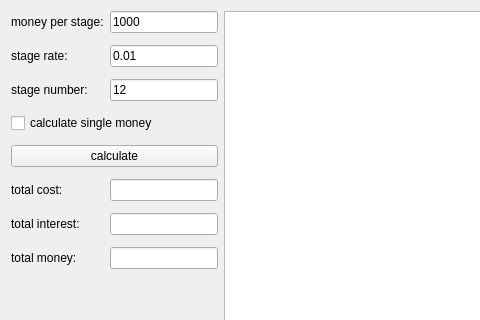
This is FinancialCalculator/mainwindow.ui in tyw66/exQt as Qt 5 draws it before an edit; both pictures show x 0 to 480 and y 0 to 320 of the 763 by 539 pixel window. The edited form follows.
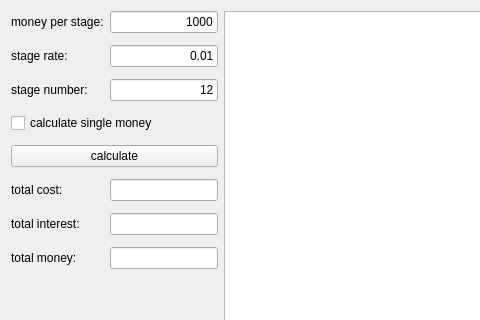
This is the edited form.

The edit to the form file:
```diff
--- a/FinancialCalculator/mainwindow.ui
+++ b/FinancialCalculator/mainwindow.ui
@@ -62,6 +62,9 @@
         <property name="text">
          <string>1000</string>
         </property>
+        <property name="alignment">
+         <set>Qt::AlignRight|Qt::AlignTrailing|Qt::AlignVCenter</set>
+        </property>
        </widget>
       </item>
       <item row="6" column="1">
@@ -97,6 +100,9 @@
         <property name="text">
          <string>0.01</string>
         </property>
+        <property name="alignment">
+         <set>Qt::AlignRight|Qt::AlignTrailing|Qt::AlignVCenter</set>
+        </property>
        </widget>
       </item>
       <item row="7" column="1">
@@ -111,6 +117,9 @@
         <property name="text">
          <string>12</string>
         </property>
+        <property name="alignment">
+         <set>Qt::AlignRight|Qt::AlignTrailing|Qt::AlignVCenter</set>
+        </property>
        </widget>
       </item>
       <item row="2" column="0">
```
Left out of the diff: 9 changed lines with no effect on the pictures.
